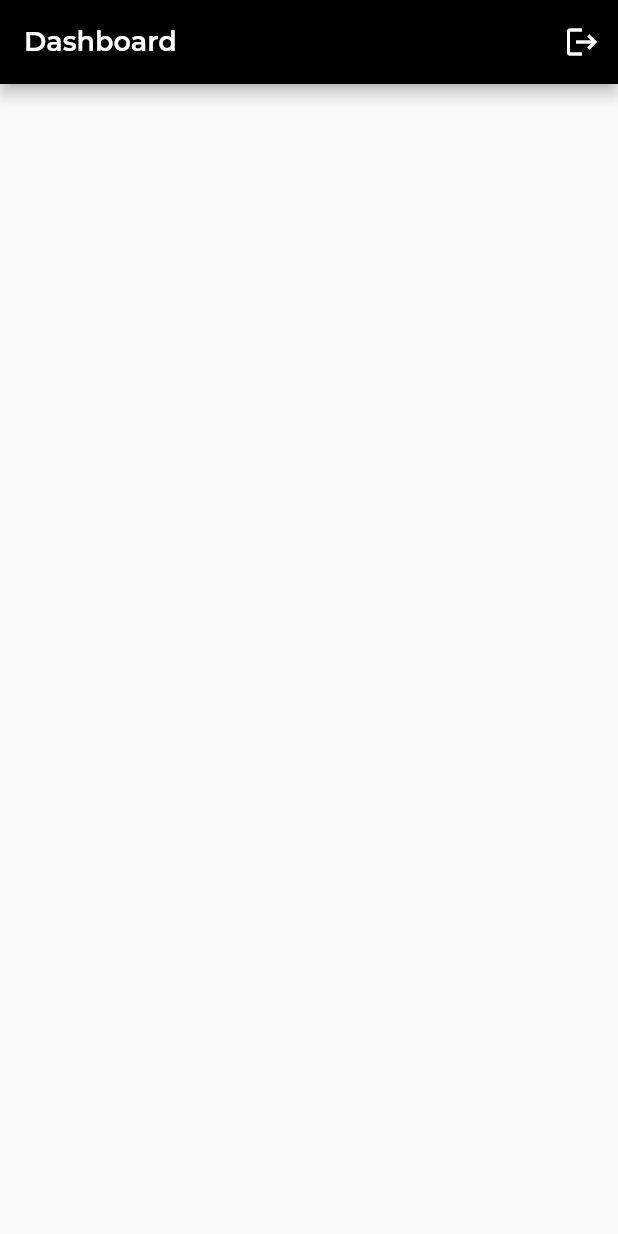
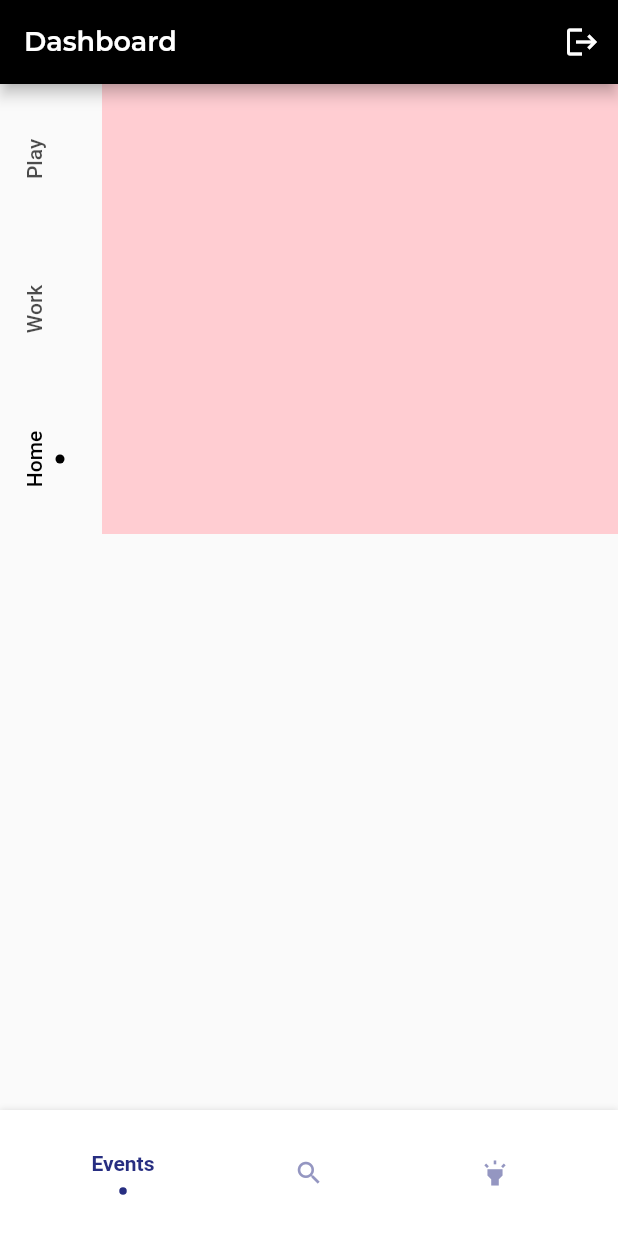
Before and after one commit to hafizhfattah/complete_setup_uikit, a Flutter app: the screen it shows after launch, after a tap on "Skip", after a tap on "Done", on a phone screen of 412 x 824 dp. Run offline on Flutter 3.47's test engine with Material 2 defaults, Android fonts, the phone set to English and light mode, and no system bars; drawn by our look-alikes of flashy_tab_bar2; our stand-ins replace flutter_native_splash, google_fonts, shared_preferences, smooth_page_indicator, tab_indicator_styler; network calls fail.

Commit message:
Update Fiture

```diff
--- a/lib/page/home_page.dart
+++ b/lib/page/home_page.dart
@@ -1,16 +1,27 @@
+import 'package:flashy_tab_bar2/flashy_tab_bar2.dart';
 import 'package:flutter/material.dart';
 import 'package:google_fonts/google_fonts.dart';
 import 'package:shared_preferences/shared_preferences.dart';
+import 'package:tab_indicator_styler/tab_indicator_styler.dart';
 
 import '../utils.dart';
 import 'onboarding_page.dart';
 
-class HomePage extends StatelessWidget {
+class HomePage extends StatefulWidget {
   const HomePage({Key? key}) : super(key: key);
 
   @override
+  State<HomePage> createState() => _HomePageState();
+}
+
+class _HomePageState extends State<HomePage> {
+  int selectedIndex = 0;
+  @override
   Widget build(BuildContext context) {
-    return Scaffold(
+    return DefaultTabController(
+      length: 3,
+      initialIndex: selectedIndex,
+      child: Scaffold(
         appBar: AppBar(
           backgroundColor: black,
           title: Text(
@@ -41,12 +52,88 @@ class HomePage extends StatelessWidget {
             ),
           ],
         ),
-      body: SingleChildScrollView(
+        bottomNavigationBar: FlashyTabBar(
+          selectedIndex: selectedIndex,
+          showElevation: true,
+          onItemSelected: (index) => setState(() {
+            selectedIndex = index;
+          }),
+          items: [
+            FlashyTabBarItem(
+              icon: const Icon(Icons.event),
+              title: const Text('Events'),
+            ),
+            FlashyTabBarItem(
+              icon: const Icon(Icons.search),
+              title: const Text('Search'),
+            ),
+            FlashyTabBarItem(
+              icon: const Icon(Icons.highlight),
+              title: const Text('Highlights'),
+            ),
+          ],
+        ),
+        body: IndexedStack(
+          index: selectedIndex,
+          children: [
+            Row(
+              children: [
+                RotatedBox(
+                  quarterTurns: 3,
+                  child: SizedBox(
+                    width: 300,
+                    child: TabBar(
+                      tabs: const [
+                        Tab(
+                          text: "Home",
+                        ),
+                        Tab(
+                          text: "Work",
+                        ),
+                        Tab(
+                          text: "Play",
+                        ),
+                      ],
+                      labelColor: Colors.black,
+                      // add it here
+                      indicator: DotIndicator(
+                        color: Colors.black,
+                        distanceFromCenter: 16,
+                        radius: 3,
+                        paintingStyle: PaintingStyle.fill,
+                      ),
+                    ),
+                  ),
+                ),
+                Flexible(
                   child: Container(
-          padding: const EdgeInsets.all(10.0),
-          child: Column(
-            children: const [],
+                    padding: const EdgeInsets.only(left: 20),
+                    height: 300,
+                    width: double.maxFinite,
+                    child: TabBarView(
+                      children: [
+                        Container(
+                          color: Colors.red[100],
                         ),
+                        Container(
+                          color: Colors.green[100],
+                        ),
+                        Container(
+                          color: Colors.blue[100],
+                        ),
+                      ],
+                    ),
+                  ),
+                ),
+              ],
+            ),
+            Container(
+              color: Colors.red[100],
+            ),
+            Container(
+              color: Colors.green[100],
+            ),
+          ],
         ),
       ),
     );
--- a/lib/page/onboarding_page.dart
+++ b/lib/page/onboarding_page.dart
@@ -49,27 +49,36 @@ class _OnBoardingState extends State<OnBoarding> {
             });
           },
           children: [
-            buildPage(
+            SingleChildScrollView(
+              controller: ScrollController(),
+              child: buildPage(
                   color: Colors.white,
                   urlImage:
                       'https://cdn.dribbble.com/users/1350460/screenshots/9707394/studu1_4x.jpg',
                   title: 'Work From Anywhere',
                   desc:
                       'Ullamco eiusmod aute duis voluptate do enim nisi reprehenderit.'),
-            buildPage(
+            ),
+            SingleChildScrollView(
+              controller: ScrollController(),
+              child: buildPage(
                   color: Colors.white,
                   urlImage:
                       'https://cdn.dribbble.com/users/508588/screenshots/15599820/tdv_m236_04_4x.jpg',
                   title: 'Enjoy & Simple To Use',
                   desc:
                       'Ullamco eiusmod aute duis voluptate do enim nisi reprehenderit.'),
-            buildPage(
+            ),
+            SingleChildScrollView(
+              controller: ScrollController(),
+              child: buildPage(
                   color: Colors.white,
                   urlImage:
                       'https://cdni.iconscout.com/illustration/premium/thumb/boy-studying-at-home-5204466-4353658.png',
                   title: 'Focus When Study',
                   desc:
                       'Ullamco eiusmod aute duis voluptate do enim nisi reprehenderit.'),
+            ),
           ],
         ),
       ),
```
Also changed, not shown: pubspec.yaml (+5 -3 lines), pubspec.lock, 30 other files. Lines whose indentation alone changed are shown as unchanged.
